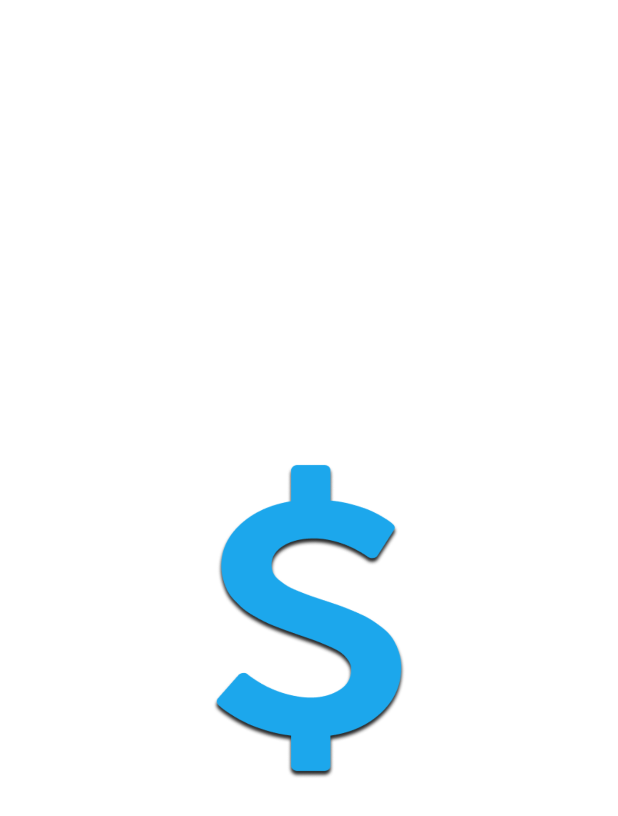
After one commit to tushar09/Tour-Plan-Cost, an Android app: the layout activity_starter.xml on its own in the app's theme, with its tools: preview values and no code run, on a phone screen of 412 x 824 dp. The commit adds this screen. Shown: the top 816 px of the screen. Run offline under Robolectric (Android 15) with nearby library versions, the phone set to English and light mode, and no system bars.

Commit message:
window background and theming problem is fixed

```diff
--- /dev/null
+++ b/app/src/main/res/drawable/starter.xml
@@ -0,0 +1,12 @@
+<?xml version="1.0" encoding="utf-8"?>
+<layer-list xmlns:android="http://schemas.android.com/apk/res/android"
+    android:opacity="opaque">
+    <!-- The background color, preferably the same as your normal theme -->
+    <item android:drawable="@android:color/white"/>
+    <!-- Your product logo - 144dp color version of your app icon -->
+    <item
+        android:width="244dp"
+        android:height="244dp"
+        android:drawable="@drawable/logo"
+        android:gravity="center" />
+</layer-list>
--- a/app/src/main/res/layout/activity_main.xml
+++ b/app/src/main/res/layout/activity_main.xml
@@ -5,6 +5,7 @@
     xmlns:tools="http://schemas.android.com/tools"
     android:layout_width="match_parent"
     android:layout_height="match_parent"
+    android:background="@color/white"
     tools:context=".activity.MainActivity">
 
     <androidx.recyclerview.widget.RecyclerView
--- /dev/null
+++ b/app/src/main/res/layout/activity_starter.xml
@@ -0,0 +1,17 @@
+<?xml version="1.0" encoding="utf-8"?>
+<FrameLayout
+    xmlns:android="http://schemas.android.com/apk/res/android"
+    xmlns:app="http://schemas.android.com/apk/res-auto"
+    xmlns:tools="http://schemas.android.com/tools"
+    android:layout_width="match_parent"
+    android:layout_height="match_parent"
+    android:background="@color/white"
+    tools:context=".activity.MainActivity">
+
+    <ImageView
+        android:layout_gravity="center"
+        android:src="@drawable/logo"
+        android:layout_width="244dp"
+        android:layout_height="244dp"/>
+
+</FrameLayout>
--- a/app/src/main/res/values/styles.xml
+++ b/app/src/main/res/values/styles.xml
@@ -16,6 +16,12 @@
         <item name="colorAccent">@color/colorAccent</item>
     </style>
 
+    <style name="MaterialTheme.AppThemeLogo" parent="Theme.AppCompat.Light.DarkActionBar">
+        <item name="windowActionBar">false</item>
+        <item name="windowNoTitle">true</item>
+        <item name="android:windowBackground">@drawable/starter</item>
+    </style>
+
     <style name="AlertDialogTheme" parent="Theme.MaterialComponents.Light.Dialog.Alert">
         <item name="buttonBarPositiveButtonStyle">@style/Alert.Button.Positive</item>
         <item name="buttonBarNegativeButtonStyle">@style/Alert.Button.Positive</item>
```
Also changed, not shown: app/src/main/AndroidManifest.xml (+5 -5 lines), app/src/main/java/club/tushar/tourplancost/activity/MainActivity.java (+12 -0 lines), app/src/main/java/club/tushar/tourplancost/activity/StarterActivity.java (+19 -8 lines), app/src/main/res/drawable/logo.png (added).
